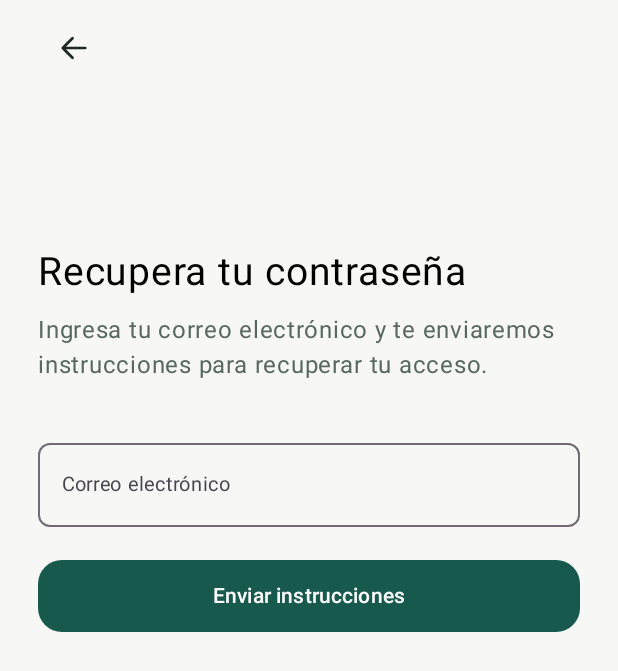
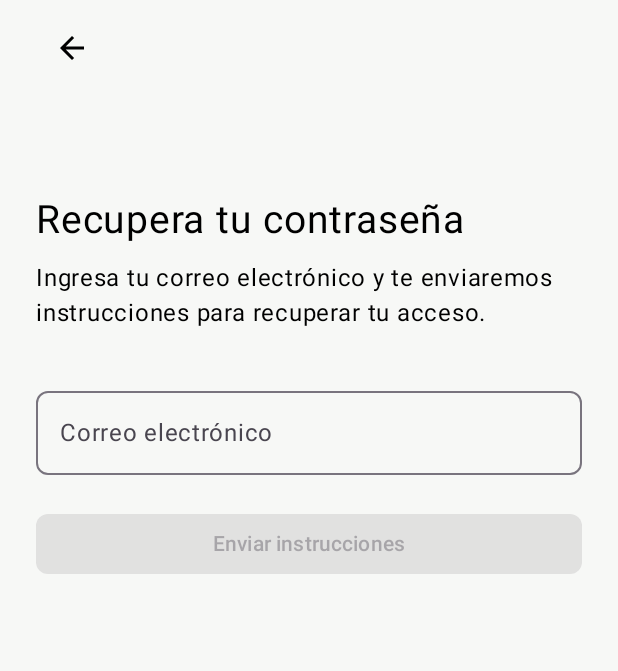
Before and after one commit to SunmyT/tinkuy, an Android app built with Jetpack Compose: the screen it shows after launch (MainActivity), after a tap on "¿Has olvidado la contraseña?", on a phone screen of 412 x 824 dp. Shown: the top 671 px of the screen. Run offline under Robolectric (Android 15) with nearby library versions, the phone set to English and light mode, and no system bars; 1 other tap on this screen came first.

Commit message:
Add verification and forgot password screens

```diff
--- a/app/src/main/java/com/proyecto/myapplicationtinkuy/MainActivity.kt
+++ b/app/src/main/java/com/proyecto/myapplicationtinkuy/MainActivity.kt
@@ -60,6 +60,8 @@ import com.proyecto.myapplicationtinkuy.ui.screens.login.LoginScreen
 import com.proyecto.myapplicationtinkuy.ui.screens.welcome.WelcomeScreen
 import com.proyecto.myapplicationtinkuy.ui.screens.login.RegisterScreen
 import com.proyecto.myapplicationtinkuy.ui.screens.login.PasswordScreen
+import com.proyecto.myapplicationtinkuy.ui.screens.login.VerifyScreen
+import com.proyecto.myapplicationtinkuy.ui.screens.login.ForgotPasswordScreen
 
 internal val Ink = Color(0xFF1D2723)
 internal val Muted = Color(0xFF586761)
@@ -179,8 +181,15 @@ private fun TinkuyApp() {
             onBack = { go(Screen.Register) },
             onCreateAccount = { go(Screen.Verify) }
         )
-        Screen.Verify -> Verify(go)
-        Screen.Forgot -> Forgot(go)
+        Screen.Verify -> VerifyScreen(
+            onBack = { go(Screen.Password) },
+            onVerify = { go(Screen.Home) },
+            onResend = { /* Pendiente de integrar SMS */ }
+        )
+        Screen.Forgot -> ForgotPasswordScreen(
+            onBack = { go(Screen.Login) },
+            onSendInstructions = { go(Screen.Login) }
+        )
         Screen.Home -> Home(go, homeCategory, { homeCategory = it }, homeQuery, { homeQuery = it }, openProduct)
         Screen.Catalog -> Catalog(go, catalogCategory, { catalogCategory = it }, catalogQuery, { catalogQuery = it }, openProduct)
         Screen.Detail -> Detail(product, go, back) { changeQuantity(product, 1) }
@@ -263,29 +272,6 @@ private fun BottomNav(screen: Screen, go: (Screen) -> Unit) {
 
 
 
-@Composable
-private fun Verify(go: (Screen) -> Unit) {
-    var code by rememberSaveable { mutableStateOf(List(5) { "" }) }
-    Form(true, { go(Screen.Password) }) {
-        Spacer(Modifier.height(98.dp)); Text("Verifica tu número", fontSize = 26.sp); Text("Hemos enviado un código de verificación\npor SMS", color = Muted, fontSize = 16.sp, lineHeight = 23.sp)
-        Spacer(Modifier.height(47.dp)); Row(horizontalArrangement = Arrangement.spacedBy(12.dp)) {
-            code.indices.forEach { i -> OutlinedTextField(code[i], { v -> code = code.toMutableList().also { it[i] = v.take(1) } }, Modifier.weight(1f).height(57.dp), singleLine = true, textStyle = LocalTextStyle.current.copy(textAlign = TextAlign.Center), shape = RoundedCornerShape(5.dp)) }
-        }
-        Spacer(Modifier.height(36.dp)); Row(Modifier.fillMaxWidth(), horizontalArrangement = Arrangement.Center) { Text("¿No recibiste el código?  ", fontSize = 14.sp); Text("Reenviar código", fontSize = 14.sp, textDecoration = TextDecoration.Underline) }
-        Spacer(Modifier.height(58.dp)); BlackButton("Verificar", Modifier.fillMaxWidth().padding(horizontal = 30.dp)) { go(Screen.Home) }; Spacer(Modifier.weight(1f))
-    }
-}
-
-@Composable
-private fun Forgot(go: (Screen) -> Unit) {
-    var email by rememberSaveable { mutableStateOf("") }
-    Form(true, { go(Screen.Login) }) {
-        Spacer(Modifier.height(110.dp)); Text("Recupera tu contraseña", fontSize = 26.sp); Spacer(Modifier.height(12.dp))
-        Text("Ingresa tu correo electrónico y te enviaremos instrucciones para recuperar tu acceso.", color = Muted, fontSize = 16.sp, lineHeight = 23.sp)
-        Spacer(Modifier.height(32.dp)); Field("Correo electrónico", email, { email = it }, key = KeyboardType.Email); Spacer(Modifier.height(22.dp))
-        BlackButton("Enviar instrucciones", Modifier.fillMaxWidth()) { go(Screen.Login) }; Spacer(Modifier.weight(1f))
-    }
-}
 
 @Composable
 private fun Home(
--- /dev/null
+++ b/app/src/main/java/com/proyecto/myapplicationtinkuy/ui/screens/login/ForgotPasswordScreen.kt
@@ -0,0 +1,94 @@
+
+package com.proyecto.myapplicationtinkuy.ui.screens.login
+
+import androidx.compose.foundation.layout.*
+import androidx.compose.foundation.shape.RoundedCornerShape
+import androidx.compose.foundation.text.KeyboardOptions
+import androidx.compose.material.icons.Icons
+import androidx.compose.material.icons.automirrored.filled.ArrowBack
+import androidx.compose.material3.*
+import androidx.compose.runtime.*
+import androidx.compose.runtime.saveable.rememberSaveable
+import androidx.compose.ui.Modifier
+import androidx.compose.ui.text.input.KeyboardType
+import androidx.compose.ui.unit.dp
+import androidx.compose.ui.unit.sp
+
+@Composable
+fun ForgotPasswordScreen(
+    onBack: () -> Unit,
+    onSendInstructions: () -> Unit
+) {
+    var email by rememberSaveable { mutableStateOf("") }
+
+    val validEmail = android.util.Patterns.EMAIL_ADDRESS
+        .matcher(email.trim())
+        .matches()
+
+    Column(
+        modifier = Modifier
+            .fillMaxSize()
+            .padding(horizontal = 24.dp)
+    ) {
+        IconButton(
+            onClick = onBack,
+            modifier = Modifier.padding(top = 8.dp)
+        ) {
+            Icon(
+                imageVector = Icons.AutoMirrored.Filled.ArrowBack,
+                contentDescription = "Volver"
+            )
+        }
+
+        Spacer(Modifier.height(75.dp))
+
+        Text(
+            text = "Recupera tu contraseña",
+            fontSize = 26.sp
+        )
+
+        Spacer(Modifier.height(12.dp))
+
+        Text(
+            text = "Ingresa tu correo electrónico y te enviaremos instrucciones para recuperar tu acceso.",
+            fontSize = 16.sp,
+            lineHeight = 23.sp
+        )
+
+        Spacer(Modifier.height(32.dp))
+
+        OutlinedTextField(
+            value = email,
+            onValueChange = { email = it },
+            modifier = Modifier.fillMaxWidth(),
+            label = { Text("Correo electrónico") },
+            singleLine = true,
+            keyboardOptions = KeyboardOptions(
+                keyboardType = KeyboardType.Email
+            ),
+            shape = RoundedCornerShape(8.dp),
+            isError = email.isNotEmpty() && !validEmail
+        )
+
+        if (email.isNotEmpty() && !validEmail) {
+            Text(
+                text = "Ingresa un correo electrónico válido.",
+                color = MaterialTheme.colorScheme.error,
+                fontSize = 12.sp
+            )
+        }
+
+        Spacer(Modifier.height(22.dp))
+
+        Button(
+            onClick = onSendInstructions,
+            modifier = Modifier.fillMaxWidth(),
+            enabled = validEmail,
+            shape = RoundedCornerShape(8.dp)
+        ) {
+            Text("Enviar instrucciones")
+        }
+
+        Spacer(Modifier.weight(1f))
+    }
+}
```
Also changed, not shown: app/src/main/java/com/proyecto/myapplicationtinkuy/ui/screens/login/VerifyScreen.kt (added, +132 -0 lines).
